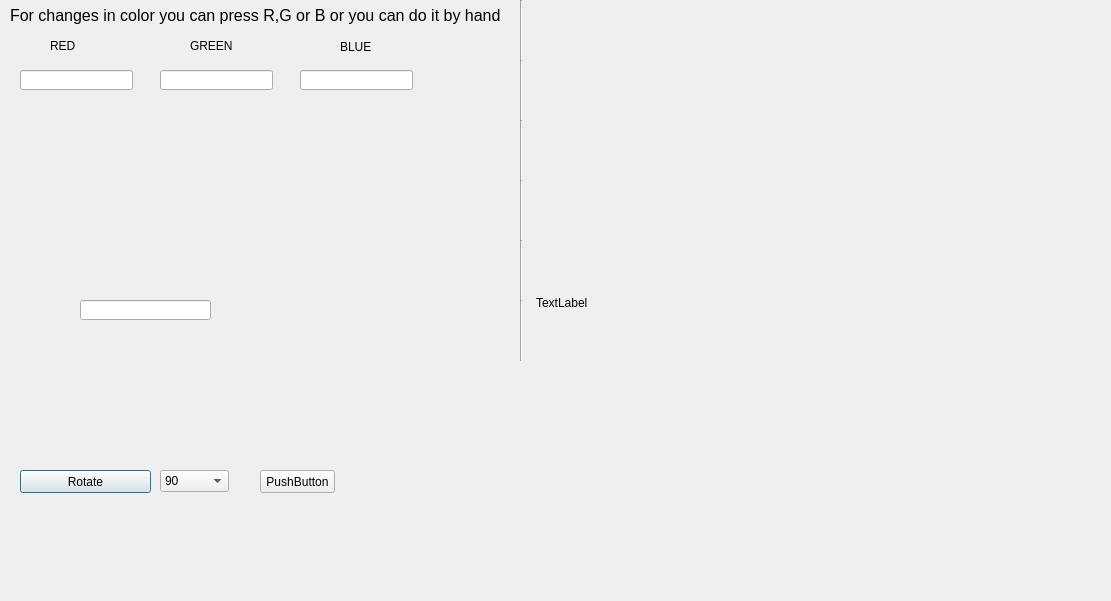
The window that dwnldproject.ui (k1r1llya/pythonProject7) describes before a commit, drawn with Qt 5.
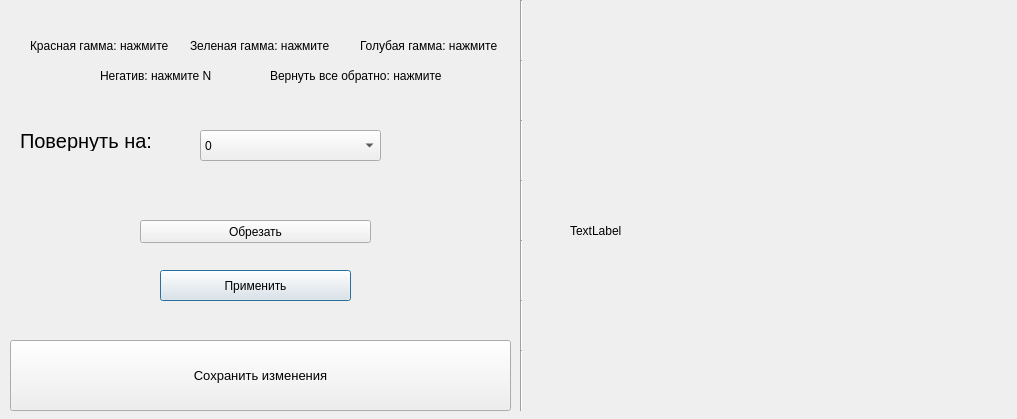
The same window after the commit.

The edit to the form file:
```diff
--- a/dwnldproject.ui
+++ b/dwnldproject.ui
@@ -6,45 +6,27 @@
    <rect>
     <x>0</x>
     <y>0</y>
-    <width>1111</width>
-    <height>601</height>
+    <width>1017</width>
+    <height>419</height>
    </rect>
   </property>
   <property name="windowTitle">
    <string>Dialog</string>
   </property>
-  <widget class="QPushButton" name="rotater">
-   <property name="geometry">
-    <rect>
-     <x>20</x>
-     <y>470</y>
-     <width>131</width>
-     <height>23</height>
-    </rect>
-   </property>
-   <property name="text">
-    <string>Rotate</string>
-   </property>
-  </widget>
-  <widget class="QLineEdit" name="lineEdit">
-   <property name="geometry">
-    <rect>
-     <x>80</x>
-     <y>300</y>
-     <width>131</width>
-     <height>20</height>
-    </rect>
-   </property>
-  </widget>
   <widget class="QComboBox" name="comboBox">
    <property name="geometry">
     <rect>
-     <x>160</x>
-     <y>470</y>
-     <width>69</width>
-     <height>22</height>
+     <x>200</x>
+     <y>130</y>
+     <width>181</width>
+     <height>31</height>
     </rect>
    </property>
+   <item>
+    <property name="text">
+     <string>0</string>
+    </property>
+   </item>
    <item>
     <property name="text">
      <string>90</string>
@@ -66,91 +48,43 @@
     </property>
    </item>
   </widget>
-  <widget class="QLabel" name="label">
-   <property name="geometry">
-    <rect>
-     <x>10</x>
-     <y>0</y>
-     <width>591</width>
-     <height>31</height>
-    </rect>
-   </property>
-   <property name="font">
-    <font>
-     <pointsize>12</pointsize>
-    </font>
-   </property>
-   <property name="text">
-    <string>For changes in color you can press R,G or B or you can do it by hand </string>
-   </property>
-  </widget>
-  <widget class="QLineEdit" name="lineEdit_2">
-   <property name="geometry">
-    <rect>
-     <x>20</x>
-     <y>70</y>
-     <width>113</width>
-     <height>20</height>
-    </rect>
-   </property>
-  </widget>
   <widget class="QLabel" name="label_2">
    <property name="geometry">
     <rect>
-     <x>50</x>
-     <y>36</y>
-     <width>71</width>
-     <height>20</height>
+     <x>30</x>
+     <y>30</y>
+     <width>141</width>
+     <height>31</height>
     </rect>
    </property>
    <property name="text">
-    <string>RED</string>
-   </property>
-  </widget>
-  <widget class="QLineEdit" name="lineEdit_3">
-   <property name="geometry">
-    <rect>
-     <x>160</x>
-     <y>70</y>
-     <width>113</width>
-     <height>20</height>
-    </rect>
-   </property>
-  </widget>
-  <widget class="QLineEdit" name="lineEdit_4">
-   <property name="geometry">
-    <rect>
-     <x>300</x>
-     <y>70</y>
-     <width>113</width>
-     <height>20</height>
-    </rect>
+    <string>Красная гамма: нажмите R</string>
    </property>
   </widget>
   <widget class="QLabel" name="label_3">
    <property name="geometry">
     <rect>
-     <x>340</x>
-     <y>40</y>
-     <width>47</width>
-     <height>13</height>
+     <x>360</x>
+     <y>30</y>
+     <width>141</width>
+     <height>31</height>
     </rect>
    </property>
    <property name="text">
-    <string>BLUE</string>
+    <string>Голубая гамма: нажмите B</string>
    </property>
   </widget>
   <widget class="QLabel" name="label_4">
    <property name="geometry">
     <rect>
      <x>190</x>
-     <y>35</y>
-     <width>47</width>
-     <height>21</height>
+     <y>30</y>
+     <width>141</width>
+     <height>31</height>
     </rect>
    </property>
    <property name="text">
-    <string>GREEN</string>
+    <string>Зеленая гамма: нажмите G</string>
    </property>
   </widget>
   <widget class="Line" name="line">
@@ -169,10 +103,10 @@
   <widget class="QLabel" name="image123">
    <property name="geometry">
     <rect>
-     <x>536</x>
-     <y>12</y>
-     <width>571</width>
-     <height>581</height>
+     <x>570</x>
+     <y>0</y>
+     <width>431</width>
+     <height>461</height>
     </rect>
    </property>
    <property name="text">
@@ -247,14 +181,102 @@
   <widget class="QPushButton" name="change_color">
    <property name="geometry">
     <rect>
-     <x>260</x>
-     <y>470</y>
-     <width>75</width>
+     <x>160</x>
+     <y>270</y>
+     <width>191</width>
+     <height>31</height>
+    </rect>
+   </property>
+   <property name="text">
+    <string>Применить</string>
+   </property>
+  </widget>
+  <widget class="QPushButton" name="buttonsave">
+   <property name="geometry">
+    <rect>
+     <x>10</x>
+     <y>340</y>
+     <width>501</width>
+     <height>71</height>
+    </rect>
+   </property>
+   <property name="font">
+    <font>
+     <pointsize>10</pointsize>
+    </font>
+   </property>
+   <property name="text">
+    <string>Сохранить изменения</string>
+   </property>
+  </widget>
+  <widget class="QLabel" name="label">
+   <property name="geometry">
+    <rect>
+     <x>20</x>
+     <y>130</y>
+     <width>141</width>
+     <height>21</height>
+    </rect>
+   </property>
+   <property name="font">
+    <font>
+     <pointsize>15</pointsize>
+    </font>
+   </property>
+   <property name="text">
+    <string>Повернуть на: </string>
+   </property>
+  </widget>
+  <widget class="QPushButton" name="buttoncrop">
+   <property name="geometry">
+    <rect>
+     <x>140</x>
+     <y>220</y>
+     <width>231</width>
      <height>23</height>
     </rect>
    </property>
    <property name="text">
-    <string>PushButton</string>
+    <string>Обрезать</string>
+   </property>
+  </widget>
+  <widget class="Line" name="line_7">
+   <property name="geometry">
+    <rect>
+     <x>520</x>
+     <y>350</y>
+     <width>3</width>
+     <height>61</height>
+    </rect>
+   </property>
+   <property name="orientation">
+    <enum>Qt::Vertical</enum>
+   </property>
+  </widget>
+  <widget class="QLabel" name="label_5">
+   <property name="geometry">
+    <rect>
+     <x>100</x>
+     <y>60</y>
+     <width>121</width>
+     <height>31</height>
+    </rect>
+   </property>
+   <property name="text">
+    <string>Негатив: нажмите N</string>
+   </property>
+  </widget>
+  <widget class="QLabel" name="label_6">
+   <property name="geometry">
+    <rect>
+     <x>270</x>
+     <y>60</y>
+     <width>171</width>
+     <height>31</height>
+    </rect>
+   </property>
+   <property name="text">
+    <string>Вернуть все обратно: нажмите P</string>
    </property>
   </widget>
  </widget>
```
Left out of the diff: 4 changed lines with no effect on the pictures.
